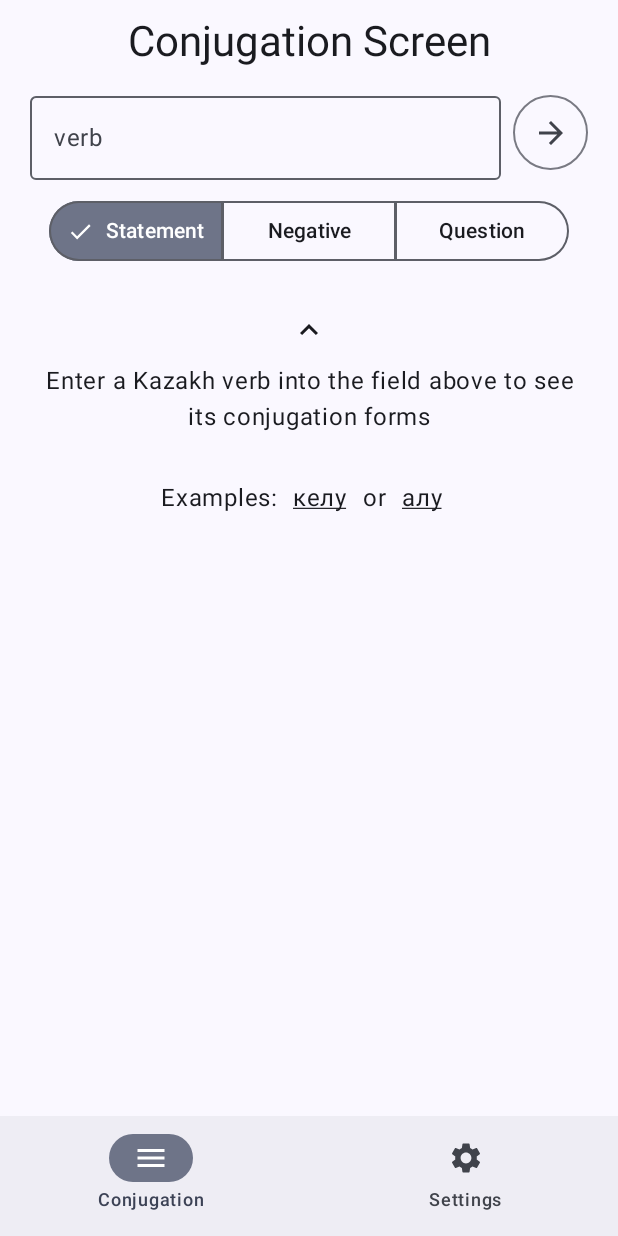
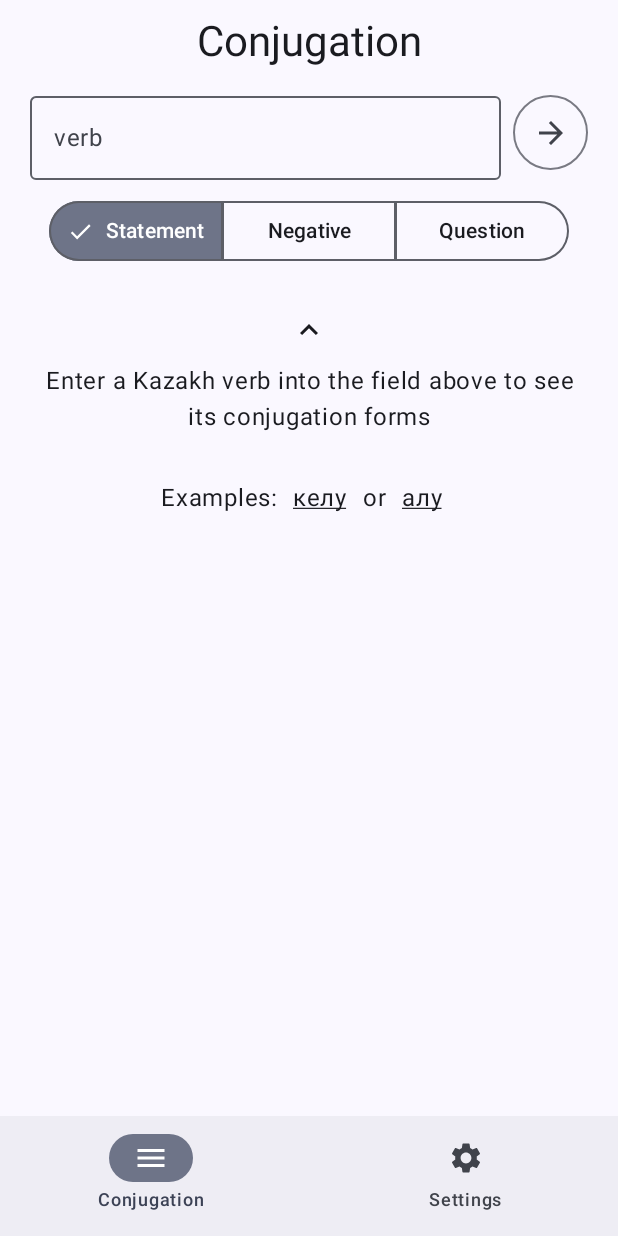
Before and after one commit to mxwell/aspan, an Android app built with Jetpack Compose: the screen it shows after launch (MainActivity), on a phone screen of 412 x 824 dp. Run offline under Robolectric (Android 15) with nearby library versions, the phone set to English and light mode, and no system bars; pictures from the network do not load; 2 statements that could not run were skipped.

Commit message:
[kotlin] Fix title

```diff
--- a/kotlin/app/src/main/java/com/khairulin/kazakhverb/view/ConjugationScreen.kt
+++ b/kotlin/app/src/main/java/com/khairulin/kazakhverb/view/ConjugationScreen.kt
@@ -72,7 +72,7 @@ fun ConjugationScreen(
         horizontalAlignment = Alignment.CenterHorizontally
     ) {
         Text(
-            text = "Conjugation Screen",
+            text = "Conjugation",
             style = MaterialTheme.typography.headlineMedium
         )
 
```
